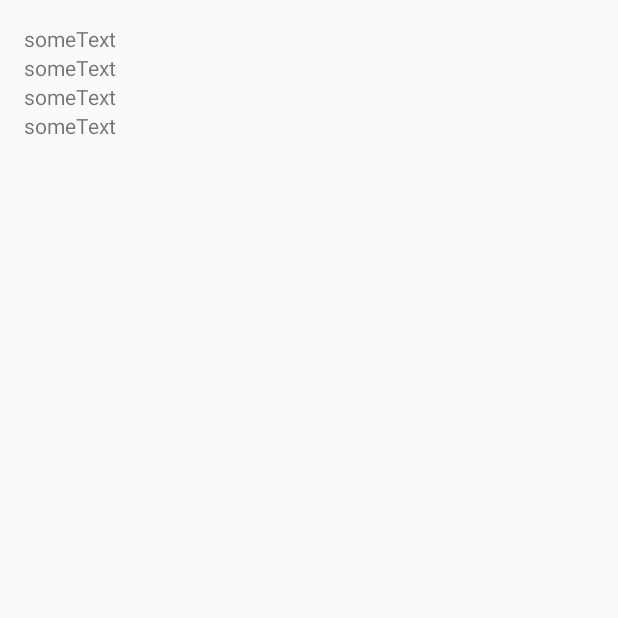
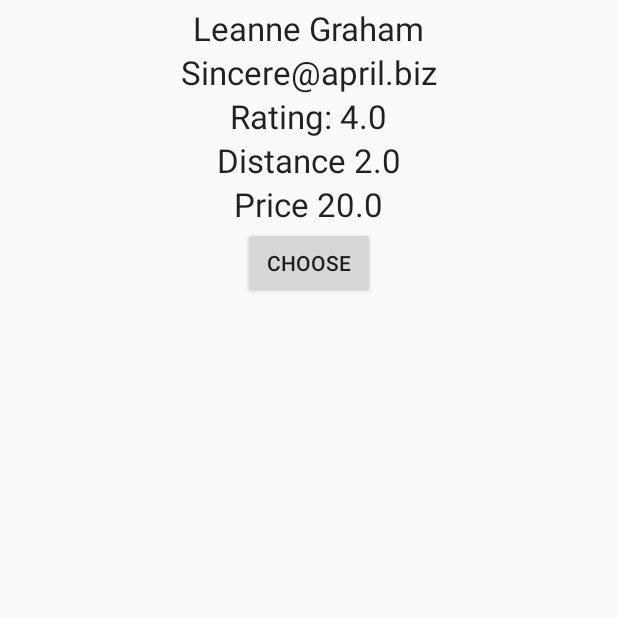
Before and after one commit to mosdragon/toucan_android, an Android app: the screen it shows after launch (TutorList), on a phone screen of 412 x 824 dp, the top half of it. Run offline under Robolectric (Android 15) with nearby library versions, the phone set to English and light mode, and no system bars; 1 statement that could not run was skipped.

Commit message:
basic tutor info is parsed and tutors can be scrolled through

```diff
--- a/app/src/main/java/me/gettoucan/toucan/Tutor.java
+++ b/app/src/main/java/me/gettoucan/toucan/Tutor.java
@@ -4,29 +4,33 @@ import com.google.gson.JsonObject;
 
 import org.json.JSONObject;
 
+import java.io.Serializable;
+
 /**
  * Created by Aadil on 2/13/2015.
  */
-public class Tutor {
+public class Tutor implements Serializable{
 
+    private boolean isCertified;
     private String name;
     private String userName;
     private String password;
     private int id;
     private String email;
-
-
-    private String firstName;
-    private String lastName;
+    private double distance;
     private double price;
     private double rating;
     private double availablity;
 
     public Tutor(JSONObject input){
+        //setCertification(fetch(input,"certification"));  //just leave in db, or put in java object as well?
+        //setAvailability(fetch(input,"availability"));
         setName(fetch(input,"name"));
         setUserName(fetch(input,"username"));
         setEmail(fetch(input,"email"));
-
+        setRating(fetch(input,"rating"));
+        setPrice(fetch(input,"price"));
+        setDistance(fetch(input,"distance"));
     }
     public Tutor(){
 
@@ -36,10 +40,11 @@ public class Tutor {
         try{
             s = input.get(fieldName).toString();
         }catch(Exception e){};
-        System.out.println(s+ " PPPPASPFPAPSDF");
         return s;
     }
 
+    public void setCertification(String certified) { isCertified = Boolean.parseBoolean(certified); }
+    public boolean getCertification() { return isCertified; }
 
     public void setName(String name){
         this.name = name;
@@ -47,60 +52,47 @@ public class Tutor {
     public String getName(){
         return name;
     }
+
     public void setUserName(String userName){
         this.userName = userName;
     }
     public String getUserName(){
         return userName;
     }
+
     public void setEmail(String email){
         this.email = email;
     }
     public String getEmail(){
         return email;
     }
-    public void setId(int id){
-        this.id = id;
-    }
-    public int getId(){
-        return id;
-    }
 
-
-
-    public void setFirstName(String firstName){
-        this.firstName = firstName;
-    }
-    public String getFirstName(){
-        return firstName;
-    }
-
-    public void setLastName(String lastNMame){
-        this.firstName = firstName;
-    }
-    public String getLastName(){
-        return lastName;
-    }
-
-    public void setRating(double rating){
-        this.rating = rating;
+    public void setRating(String rating){
+        this.rating = Double.parseDouble(rating);
     }
     public double getRating(){
         return rating;
     }
 
-    public void setAvailable(double availablity){
-        this.availablity= availablity;
+    public void setAvailability(String availablity){
+        this.availablity= Double.parseDouble(availablity);
     }
-    public double getAvailable(){
+    public double getAvailability(){
         return availablity;
     }
 
-    public void setPrice(double price){
-        this.price = price;
+    public void setPrice(String price){
+        this.price = Double.parseDouble(price);
     }
     public double getPrice(){
         return price;
     }
 
+    public void setDistance(String distance){
+        this.distance = Double.parseDouble(distance);
+    }
+    public double getDistance(){
+        return distance;
+    }
+
 }
--- /dev/null
+++ b/app/src/main/java/me/gettoucan/toucan/TutorFragment.java
@@ -0,0 +1,48 @@
+package me.gettoucan.toucan;
+
+import android.os.Bundle;
+import android.support.v4.app.Fragment;
+import android.view.LayoutInflater;
+import android.view.View;
+import android.view.ViewGroup;
+import android.widget.TextView;
+
+import java.io.Serializable;
+
+import me.gettoucan.toucan.R;
+
+public class TutorFragment extends Fragment {
+
+    @Override
+    public View onCreateView(LayoutInflater inflater, ViewGroup container, Bundle savedInstanceState) {
+        View v = inflater.inflate(R.layout.tutor_fragment, container, false);
+
+        Tutor c = (Tutor)getArguments().getSerializable("tutor");
+
+        TextView textName = (TextView) v.findViewById(R.id.name);
+        TextView textEmail = (TextView) v.findViewById(R.id.email);
+        TextView textRating = (TextView) v.findViewById(R.id.rating);
+        TextView textPrice = (TextView) v.findViewById(R.id.price);
+        TextView textDistance = (TextView) v.findViewById(R.id.distance);
+
+        textName.setText(c.getName());
+        textEmail.setText(c.getEmail());
+        textRating.setText("Rating: "+c.getRating());
+        textPrice.setText("Price "+c.getPrice());
+        textDistance.setText("Distance "+c.getDistance());
+
+        return v;
+    }
+
+    /*
+     *creates new instance of Tutor, passing in the Tutor object
+     */
+    public static TutorFragment newInstance(Tutor current) {
+        TutorFragment f = new TutorFragment();
+        Bundle b = new Bundle();
+        b.putSerializable("tutor", current);
+        f.setArguments(b);
+
+        return f;
+    }
+}
--- a/app/src/main/java/me/gettoucan/toucan/TutorList.java
+++ b/app/src/main/java/me/gettoucan/toucan/TutorList.java
@@ -5,6 +5,15 @@ import android.content.Context;
 import android.content.res.Resources;
 import android.os.Bundle;
 import android.os.StrictMode;
+import android.support.v4.app.FragmentActivity;
+import android.support.v4.app.FragmentPagerAdapter;
+import android.support.v4.app.FragmentStatePagerAdapter;
+import android.support.v4.view.PagerAdapter;
+import android.support.v4.view.ViewPager;
+import android.support.v4.app.Fragment;
+
+import android.support.v4.app.FragmentManager;
+
 import android.view.Menu;
 import android.view.MenuItem;
 import android.widget.TextView;
@@ -19,10 +28,13 @@ import java.io.InputStreamReader;
 import java.util.ArrayList;
 
 
-public class TutorList extends Activity {
+public class TutorList extends FragmentActivity {
 
+    private ViewPager mPager;
 
+    private PagerAdapter mPagerAdapter;
 
+    private int numberOfTutors=0;
     ArrayList<Tutor> listOfTutors = new ArrayList<Tutor>();
     ArrayList<String> data = new ArrayList<String>();
     private final String testWebsite = "http://jsonplaceholder.typicode.com/users";
@@ -39,11 +51,19 @@ public class TutorList extends Activity {
         setContentView(R.layout.activity_tutor_list);
 
         createObjects();
-        System.out.println();
-        fillContents();
         buildData(readRawTextFile(this));
+
+        mPager = (ViewPager) findViewById(R.id.pager);
+        mPager.setAdapter(new MyPagerAdapter(getSupportFragmentManager()));
+
+
+
+
     }
 
+    /*
+     *Reads JSON text file. *Tester until API is set up*
+     */
     public String readRawTextFile(Context ctx)
     {
         Resources res = getResources();
@@ -65,10 +85,11 @@ public class TutorList extends Activity {
         return text.toString();
     }
 
+    /*
+     *gets json file from server
+     */
     private void createObjects(){
     System.out.println("in create object method");
-
-
 //        try {
 //            HttpClient httpclient = new DefaultHttpClient();
 //            HttpResponse httpResponse = httpclient.execute(new
@@ -95,61 +116,25 @@ public class TutorList extends Activity {
 //            e.printStackTrace();
 //        }
     }
+
+
+    /*
+     *parses json file. Separates tutors and creates Tutor objects
+     *for each tutor listed in the JSON file. Adds them to listOfTutors
+     */
     private void buildData(String jsonString) {
-        System.out.println("bruild");
-
         try {
             JSONObject object = new JSONObject(jsonString);
             JSONArray objectArray = object.getJSONArray("contacts");
-            for(int x=0;x<objectArray.length();x++){
+            numberOfTutors = objectArray.length();
+            for (int x = 0; x < numberOfTutors; x++) {
                 System.out.println("----------------------");
                 JSONObject current = objectArray.getJSONObject(x);
                 Tutor t = new Tutor(current);
-
+                listOfTutors.add(t);
             }
 
-        }catch(Exception e){};
-
-
-
-//        Gson gson = new GsonBuilder()
-//                .serializeNulls()
-//                .setDateFormat(DateFormat.MEDIUM)
-//                .setPrettyPrinting()
-//                .setVersion(1.0)
-//                .create();
-//        JsonReader jsReader = new JsonReader(new StringReader(jsonString));
-//        jsReader.setLenient(true);
-//        JsonObject json = gson.fromJson(jsReader, JsonObject.class);
-//        //System.out.println(json+" this is the first objkect");
-//        String root = "list";
-//        String arrayName = "item";
-
-//        JsonArray jsonObjects = json.getAsJsonObject(root).getAsJsonArray(arrayName);
-//
-//        ArrayList<Tutor> list = new ArrayList<Tutor>();
-//        JsonObject item =jsonObjects.get(0).getAsJsonObject();
-//        System.out.println(item+" this is the jsonobject");
-//        Tutor tutor1 = new Tutor(item);
-
-
-//        if (restaurantItems != null) {
-//            restaurants = new ArrayList<Restaurant>(restaurantItems.size());
-//
-//            for (int i = 0; i < restaurantItems.size(); i++) {
-//                JsonObject item = restaurantItems.get(i).getAsJsonObject();
-//                Restaurant restaurant = new Restaurant(item);
-//                //restaurant.createFullAddress(activity);
-//                restaurants.add(restaurant);
-//            }
-//        }
-    }
-
-    private void fillContents(){
-        TextView firstName = (TextView)findViewById(R.id.firstName);
-        TextView lastName = (TextView)findViewById(R.id.lastName);
-        TextView rating = (TextView)findViewById(R.id.rating);
-        TextView price = (TextView)findViewById(R.id.price);
+        } catch (Exception e) {};
 
 
     }
@@ -177,5 +162,28 @@ public class TutorList extends Activity {
 
 
 
+    /*
+     *Adapter for viewPager.
+     */
+    private class MyPagerAdapter extends FragmentPagerAdapter {
+
+        public MyPagerAdapter(FragmentManager fm) {
+            super(fm);
+        }
+
+        /*
+         *creates instance of TutorFragment, passing in the current tutor
+         */
+        @Override
+        public Fragment getItem(int pos) {
+            Tutor currentTutorShowing = listOfTutors.get(pos);
+            return TutorFragment.newInstance(currentTutorShowing);
+        }
+
+        @Override
+        public int getCount() {
+            return numberOfTutors;
+        }
+    }
 
 }
--- a/app/src/main/res/layout/activity_tutor_list.xml
+++ b/app/src/main/res/layout/activity_tutor_list.xml
@@ -1,32 +1,14 @@
 <LinearLayout xmlns:android="http://schemas.android.com/apk/res/android"
-xmlns:tools="http://schemas.android.com/tools" android:layout_width="match_parent"
-android:orientation="vertical"
-android:layout_height="match_parent" android:paddingLeft="@dimen/activity_horizontal_margin"
-android:paddingRight="@dimen/activity_horizontal_margin"
-android:paddingTop="@dimen/activity_vertical_margin"
-android:paddingBottom="@dimen/activity_vertical_margin"
-tools:context="me.gettoucan.toucan.TutorList">
+xmlns:tools="http://schemas.android.com/tools"
+    android:orientation="vertical" android:padding="4dip"
+    android:gravity="center_horizontal"
+    android:layout_width="match_parent" android:layout_height="match_parent">
 
-    <TextView
-        android:id="@+id/firstName"
-        android:text="someText"
-        android:layout_width="wrap_content"
-        android:layout_height="wrap_content" />
-    <TextView
-        android:id="@+id/lastName"
-        android:text="someText"
-        android:layout_width="wrap_content"
-        android:layout_height="wrap_content" />
-    <TextView
-        android:id="@+id/rating"
-        android:text="someText"
-        android:layout_width="wrap_content"
-        android:layout_height="wrap_content" />
-    <TextView
-        android:id="@+id/price"
-        android:text="someText"
-        android:layout_width="wrap_content"
-        android:layout_height="wrap_content" />
-
+    <android.support.v4.view.ViewPager
+        android:id="@+id/pager"
+        android:layout_width="match_parent"
+        android:layout_height="0px"
+        android:layout_weight="1">
+    </android.support.v4.view.ViewPager>
 
 </LinearLayout>
--- /dev/null
+++ b/app/src/main/res/layout/tutor_fragment.xml
@@ -0,0 +1,63 @@
+<?xml version="1.0" encoding="utf-8"?>
+<RelativeLayout xmlns:android="http://schemas.android.com/apk/res/android"
+    android:orientation="vertical" android:layout_width="match_parent"
+    android:layout_height="match_parent">
+
+    <TextView
+        android:textAppearance="?android:attr/textAppearanceLarge"
+        android:layout_centerHorizontal="true"
+        android:layout_width="wrap_content"
+        android:layout_height="wrap_content"
+        android:id="@+id/name"
+        android:text="NAME"
+        />
+    <TextView
+        android:textAppearance="?android:attr/textAppearanceLarge"
+        android:layout_centerHorizontal="true"
+        android:id="@+id/email"
+        android:layout_width="wrap_content"
+        android:layout_height="wrap_content"
+        android:text="EMAIL"
+        android:layout_below="@+id/name"
+        />
+    <TextView
+        android:textAppearance="?android:attr/textAppearanceLarge"
+        android:layout_centerHorizontal="true"
+        android:id="@+id/rating"
+        android:layout_width="wrap_content"
+        android:layout_height="wrap_content"
+        android:text="RATING"
+        android:layout_below="@+id/email"
+        />
+    <TextView
+        android:textAppearance="?android:attr/textAppearanceLarge"
+        android:layout_centerHorizontal="true"
+        android:id="@+id/distance"
+        android:layout_width="wrap_content"
+        android:layout_height="wrap_content"
+        android:text="DISTANCE"
+        android:layout_below="@+id/rating"
+        />
+    <TextView
+        android:textAppearance="?android:attr/textAppearanceLarge"
+        android:layout_centerHorizontal="true"
+        android:id="@+id/price"
+        android:layout_width="wrap_content"
+        android:layout_height="wrap_content"
+        android:text="PRICE"
+        android:layout_below="@+id/distance"
+        />
+    <Button
+        android:layout_centerHorizontal="true"
+        android:id="@+id/choose"
+        android:layout_width="wrap_content"
+        android:layout_height="wrap_content"
+        android:text="CHOOSE"
+        android:layout_below="@id/distance"
+        android:layout_marginTop="30dp"
+        />
+
+
+
+
+</RelativeLayout>
--- a/app/src/main/res/values/strings.xml
+++ b/app/src/main/res/values/strings.xml
@@ -5,5 +5,6 @@
     <string name="hello_world">Hello world!</string>
     <string name="action_settings">Settings</string>
     <string name="title_activity_tutor_list">TutorList</string>
+    <string name="hello_blank_fragment">Hello blank fragment</string>
 
 </resources>
```
Also changed, not shown: app/src/main/java/me/gettoucan/toucan/CertifiedTutor.java (deleted, +0 -9 lines), app/src/main/java/me/gettoucan/toucan/UncertifiedTutor.java (deleted, +0 -9 lines), app/src/main/res/layout/fragment_tutor.xml (added, +9 -0 lines), app/src/main/res/layout/pager_layout.xml (added, +32 -0 lines), app/src/main/res/raw/jsonfile.txt (+30 -0 lines), 2 other files.
